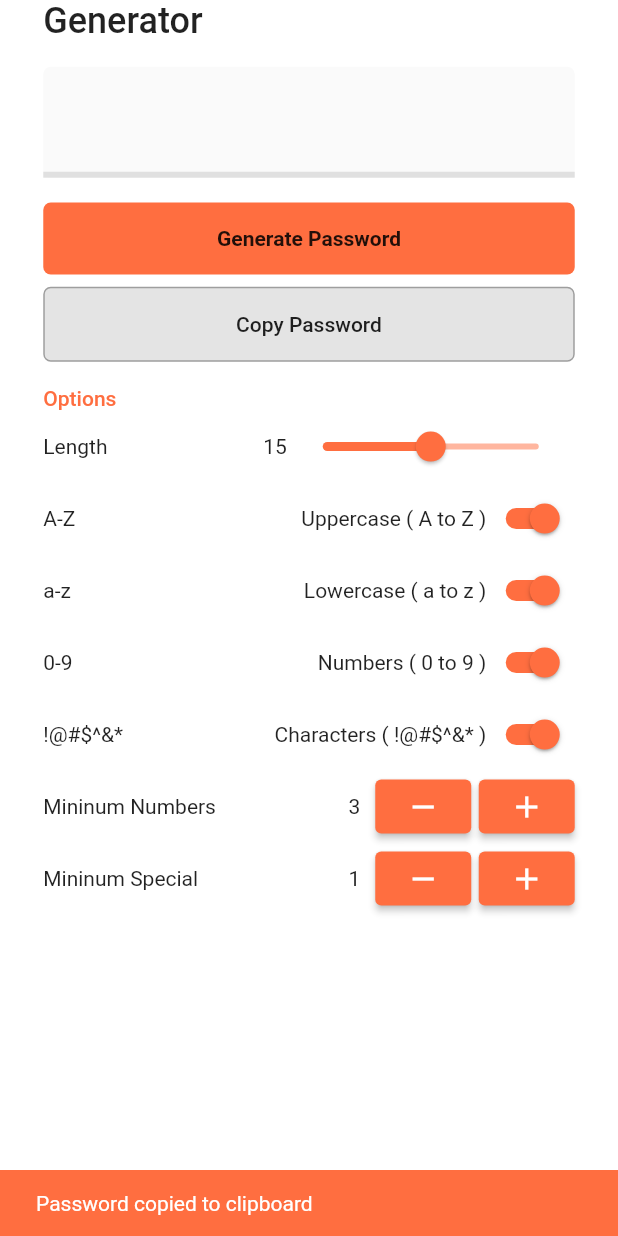
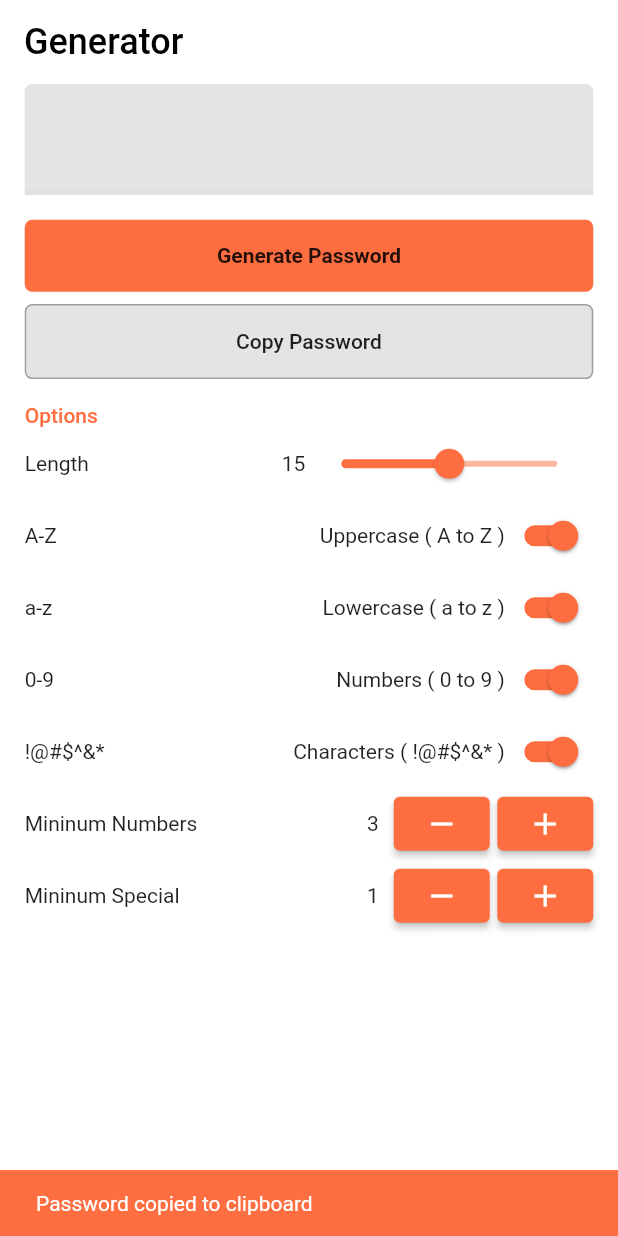
Before and after one commit to Emon526/Flutter_PassVault, a Flutter app: the GeneratorPage screen opened directly, after a tap on "Copy Password", on a phone screen of 412 x 824 dp. Run offline on Flutter 3.47's test engine with Material 2 defaults, Android fonts, the phone set to English and light mode, and no system bars; our stand-ins replace cached_network_image, form_field_validator, lottie, persistent_bottom_nav_bar, shared_preferences; missing offline and left inert: favicon; accounts and stored records are empty; statements that could not run were skipped.

Commit message:
theme applied

```diff
--- a/lib/screens/generatorpage.dart
+++ b/lib/screens/generatorpage.dart
@@ -1,10 +1,8 @@
 import 'package:flutter/material.dart';
 import 'package:flutter/services.dart';
-import 'package:passvault/widgets/custombutton.dart';
-
 import 'package:provider/provider.dart';
-
 import '../provider/generatedpassswordprovideer.dart';
+import '../widgets/custombutton.dart';
 
 class GeneratorPage extends StatelessWidget {
   const GeneratorPage({super.key});
@@ -15,30 +13,26 @@ class GeneratorPage extends StatelessWidget {
     // context.read<GeneratedPasswordProvider>().generatePassword;
 
     return Scaffold(
+      appBar: AppBar(
+        title: const Text(
+          'Generator',
+          style: TextStyle(
+            fontSize: 24,
+            fontWeight: FontWeight.w500,
+          ),
+        ),
+      ),
       body: SingleChildScrollView(
         child: SafeArea(
           child: Padding(
             padding: EdgeInsets.symmetric(
-              horizontal: size.width * 0.07,
+              horizontal: size.width * 0.04,
             ),
             child: Column(
               crossAxisAlignment: CrossAxisAlignment.start,
               children: [
-                // SizedBox(
-                //   height: size.height * 0.02,
-                // ),
-                const Text(
-                  'Generator',
-                  style: TextStyle(
-                    fontSize: 24,
-                    fontWeight: FontWeight.w500,
-                  ),
-                ),
-                SizedBox(
-                  height: size.height * 0.02,
-                ),
                 Material(
-                  // color: Theme.of(context).highlightColor,
+                  color: Theme.of(context).highlightColor,
                   borderRadius: BorderRadius.circular(5),
                   child: Column(
                     children: [
@@ -89,7 +83,6 @@ class GeneratorPage extends StatelessWidget {
                             .isEmpty
                         ? 'Generate Password'
                         : 'Regenerate Password'),
-
                 SizedBox(
                   height: size.height * 0.01,
                 ),
@@ -103,13 +96,9 @@ class GeneratorPage extends StatelessWidget {
                       ),
                     ).then(
                       (value) {
-                        print(context
-                            .read<GeneratedPasswordProvider>()
-                            .generatedpassword);
                         return ScaffoldMessenger.of(context).showSnackBar(
-                          SnackBar(
-                            backgroundColor: Theme.of(context).primaryColor,
-                            content: const Text('Password copied to clipboard'),
+                          const SnackBar(
+                            content: Text('Password copied to clipboard'),
                           ),
                         );
                       },
@@ -129,7 +118,6 @@ class GeneratorPage extends StatelessWidget {
                       heightFactor: 3,
                       child: Text('Copy Password',
                           style: TextStyle(
-                            // color: Colors.white,
                             fontWeight: FontWeight.w500,
                           )),
                     ),
@@ -196,7 +184,6 @@ class GeneratorPage extends StatelessWidget {
                 ),
                 _buildCounterOption(
                   enabled: context.watch<GeneratedPasswordProvider>().number,
-                  color: Theme.of(context).primaryColor,
                   titletext: 'Mininum Numbers',
                   hinttext: context
                       .watch<GeneratedPasswordProvider>()
@@ -217,7 +204,6 @@ class GeneratorPage extends StatelessWidget {
                 _buildCounterOption(
                   enabled:
                       context.watch<GeneratedPasswordProvider>().specialchar,
-                  color: Theme.of(context).primaryColor,
                   titletext: 'Mininum Special',
                   hinttext: context
                       .watch<GeneratedPasswordProvider>()
@@ -296,7 +282,6 @@ class GeneratorPage extends StatelessWidget {
     required String hinttext,
     required VoidCallback onincreament,
     required VoidCallback ondecrement,
-    required Color color,
     required bool enabled,
   }) {
     return Row(
@@ -311,9 +296,6 @@ class GeneratorPage extends StatelessWidget {
             ),
             ElevatedButton(
               onPressed: enabled ? ondecrement : null,
-              // style: ElevatedButton.styleFrom(
-              //   backgroundColor: color,
-              // ),
               child: const Icon(
                 Icons.remove,
               ),
@@ -322,9 +304,6 @@ class GeneratorPage extends StatelessWidget {
               width: 5,
             ),
             ElevatedButton(
-              // style: ElevatedButton.styleFrom(
-              //   backgroundColor: color,
-              // ),
               onPressed: enabled ? onincreament : null,
               child: const Icon(
                 Icons.add,
```
Also changed, not shown: lib/consts/style.dart (+13 -12 lines), lib/screens/vault/vaultpage.dart (+20 -11 lines), lib/screens/vault/viewpassword.dart (+3 -11 lines).
